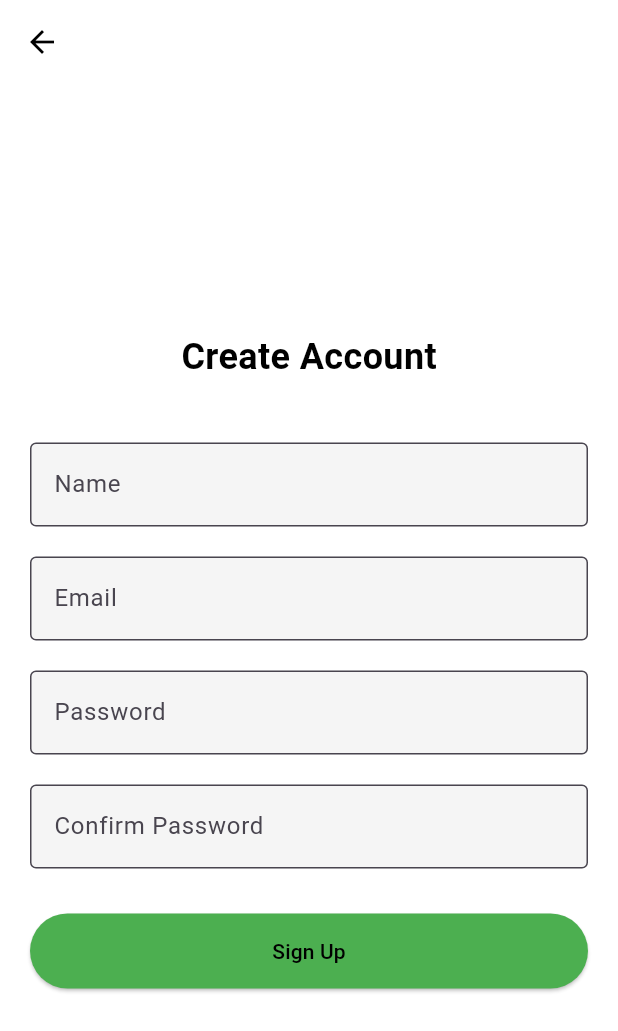
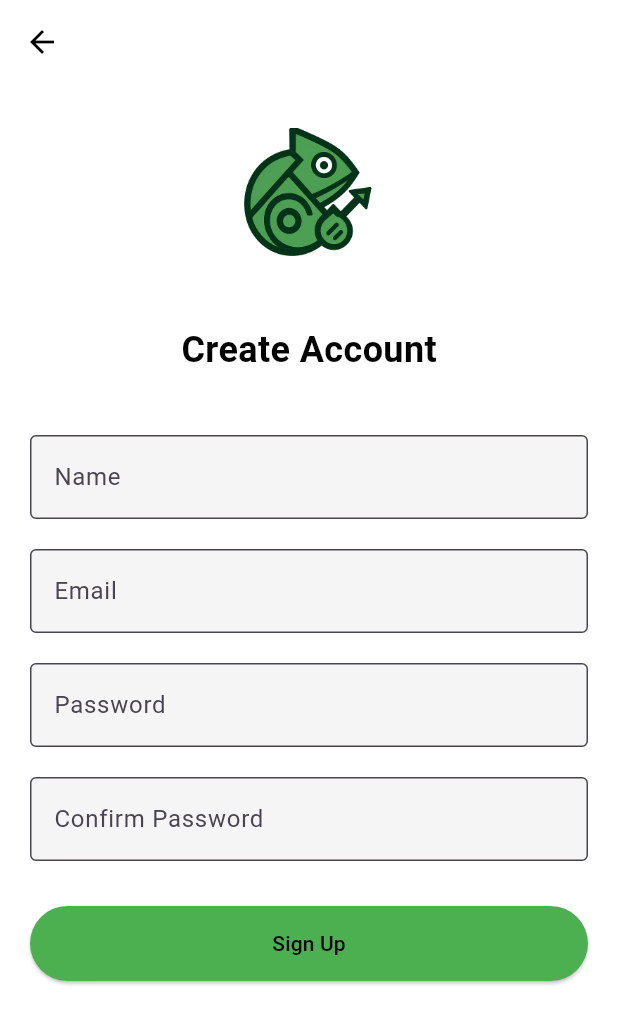
Before and after one commit to camaring/camalingov2, a Flutter app: the screen it shows after launch, after a tap on "Entrar", after a tap on "¿No tienes cuenta? Regístrate", on a phone screen of 412 x 824 dp. Shown: the top 1031 px of the screen. Run offline on Flutter 3.47's test engine with Material 3 defaults, Android fonts, the phone set to English and light mode, and no system bars; our stand-ins replace cloud_firestore, firebase_auth, firebase_core, fl_chart, flutter_masked_text2, flutter_secure_storage and 2 more; accounts and stored records are empty; network calls fail.

Commit message:
fusion J&C

```diff
--- /dev/null
+++ b/lib/constants/app_colors.dart
@@ -0,0 +1,8 @@
+import 'package:flutter/material.dart';
+
+class AppColors {
+  static const Color white = Color(0xFFFFFFFF);
+  static const Color black = Color(0xFF000000);
+  static const Color primaryGreen = Color(0xFF4CAF50);
+  static const Color backgroundGrey = Color(0xFFF5F5F5);
+}
--- /dev/null
+++ b/lib/constants/app_styles.dart
@@ -0,0 +1,20 @@
+import 'package:flutter/material.dart';
+
+class AppTextStyles {
+  static const TextStyle heading1 = TextStyle(
+    fontSize: 24,
+    fontWeight: FontWeight.bold,
+  );
+  static const TextStyle heading2 = TextStyle(
+    fontSize: 20,
+    fontWeight: FontWeight.bold,
+  );
+  static const TextStyle label = TextStyle(
+    fontSize: 16,
+    fontWeight: FontWeight.w500,
+  );
+  static const TextStyle body = TextStyle(
+    fontSize: 14,
+    fontWeight: FontWeight.normal,
+  );
+}
--- a/lib/helpers/database_helper.dart
+++ b/lib/helpers/database_helper.dart
@@ -17,11 +17,7 @@ class DatabaseHelper {
     final dbPath = await getDatabasesPath();
     final path = '$dbPath/$filePath';
 
-    return await openDatabase(
-      path,
-      version: 1,
-      onCreate: _createDB,
-    );
+    return await openDatabase(path, version: 1, onCreate: _createDB);
   }
 
   Future _createDB(Database db, int version) async {
--- a/lib/main.dart
+++ b/lib/main.dart
@@ -8,12 +8,12 @@ import 'constants.dart';
 import 'screens/splash/splash_screen.dart';
 import 'screens/auth/login_screen.dart';
 import 'screens/auth/signup_screen.dart';
+import 'package:intl/intl.dart';
+import 'package:intl/date_symbol_data_local.dart';
 
 Future<void> main() async {
   WidgetsFlutterBinding.ensureInitialized();
-  await Firebase.initializeApp(
-    options: DefaultFirebaseOptions.currentPlatform,
-  );
+  await Firebase.initializeApp(options: DefaultFirebaseOptions.currentPlatform);
 
   print('✅ Firebase initialized: ${Firebase.app().name}');
   print('   Project ID: ${Firebase.app().options.projectId}');
@@ -24,22 +24,27 @@ Future<void> main() async {
   print('   Messaging URL: ${Firebase.app().options.messagingSenderId}');
   // 2. Prueba de conexión a Firestore
   try {
-    final snapshot = await FirebaseFirestore.instance
+    final snapshot =
+        await FirebaseFirestore.instance
             .collection('connection_test')
             .doc('ping')
             .get();
     if (snapshot.exists) {
       print('✅ Firestore reachable, document data: ${snapshot.data()}');
     } else {
-      print('ℹ️ Firestore reachable, pero el doc “connection_test/ping” no existe.');
+      print(
+        'ℹ️ Firestore reachable, pero el doc “connection_test/ping” no existe.',
+      );
     }
   } catch (e) {
     print('❌ Error conectando a Firestore: $e');
   }
   final user = FirebaseAuth.instance.currentUser;
-print(user == null
+  print(
+    user == null
         ? 'No hay usuario logueado (pero Firebase está funcionando)'
-  : 'Usuario logueado: ${user.uid}');
+        : 'Usuario logueado: ${user.uid}',
+  );
   try {
     final cred = await FirebaseAuth.instance.signInAnonymously();
     print('✅ Anon user signed in: ${cred.user!.uid}');
@@ -47,16 +52,16 @@ try {
     print('❌ Error en Auth anon: $e');
   }
   try {
-  final cred = await FirebaseAuth.instance
-    .signInWithEmailAndPassword(
+    final cred = await FirebaseAuth.instance.signInWithEmailAndPassword(
       email: 'camiman13@hotmail.com',
-      password: 'camilo12'
+      password: 'camilo12',
     );
     print('✅ Signed in user: ${cred.user!.email}');
   } catch (e) {
     print('❌ Error en Auth email/pass: $e');
   }
 
+  await initializeDateFormatting('es_CO', null);
 
   runApp(const MyApp());
 }
--- a/lib/screens/auth/login_screen.dart
+++ b/lib/screens/auth/login_screen.dart
@@ -2,7 +2,6 @@ import 'package:flutter/material.dart';
 import 'package:firebase_auth/firebase_auth.dart';
 import '../../constants.dart';
 import '../../services/auth_service.dart';
-import '../../constants.dart';
 
 class LoginScreen extends StatefulWidget {
   const LoginScreen({Key? key}) : super(key: key);
@@ -28,24 +27,24 @@ class _LoginScreenState extends State<LoginScreen> {
   Future<void> _login() async {
     if (!_formKey.currentState!.validate()) return;
     setState(() => _loading = true);
+
     try {
+      // 1. Autenticación con Firebase
       await FirebaseAuth.instance.signInWithEmailAndPassword(
         email: _emailController.text.trim(),
         password: _passwordController.text.trim(),
       );
-      // Reload user to get the latest verification status
+
       await FirebaseAuth.instance.currentUser?.reload();
-      final user = FirebaseAuth.instance.currentUser;
+      final firebaseUser = FirebaseAuth.instance.currentUser;
 
-      // Check email verification
-      if (user != null && !user.emailVerified) {
-        // Sign out to prevent unverified access
+      if (firebaseUser != null && !firebaseUser.emailVerified) {
         await FirebaseAuth.instance.signOut();
         ScaffoldMessenger.of(context).showSnackBar(
           SnackBar(
             content: Text(
               'Debes verificar tu correo antes de iniciar sesión. '
-              'Revisa tu bandeja y confirma tu dirección de email.'
+              'Revisa tu bandeja y confirma tu dirección de email.',
             ),
           ),
         );
@@ -56,24 +55,20 @@ class _LoginScreenState extends State<LoginScreen> {
         return;
       }
 
-//intneto login local
-
-// 2) Bloque específico para tu login local
-    try {
+      // 2. Guardar datos localmente con AuthService
       final authService = AuthService();
       await authService.login(
-        _emailController.text.trim(),
+        firebaseUser?.email ?? '',
         _passwordController.text.trim(),
       );
-    } catch (e) {
-      // Manejo puntual de error en login local
-      ScaffoldMessenger.of(context).showSnackBar(
-        SnackBar(content: Text('Error en login local: $e')),
+      await authService.updateUserProfile(
+        name:
+            firebaseUser?.displayName ??
+            (firebaseUser?.email?.split('@')[0] ?? 'Usuario'),
+        email: firebaseUser?.email ?? '',
       );
-    return; // cortamos la ejecución si falla aquí
-  }
 
-// fin intento login local
+      // 3. Navegación
       Navigator.pushReplacementNamed(context, '/home');
     } on FirebaseAuthException catch (e) {
       ScaffoldMessenger.of(context).showSnackBar(
@@ -88,7 +83,6 @@ class _LoginScreenState extends State<LoginScreen> {
     final email = _emailController.text.trim();
     final password = _passwordController.text.trim();
     try {
-      // Re-authenticate the user to send verification
       final credential = await FirebaseAuth.instance.signInWithEmailAndPassword(
         email: email,
         password: password,
@@ -97,12 +91,14 @@ class _LoginScreenState extends State<LoginScreen> {
       if (user != null && !user.emailVerified) {
         await user.sendEmailVerification();
         ScaffoldMessenger.of(context).showSnackBar(
-          SnackBar(content: Text('Correo de verificación reenviado. Por favor revisa tu bandeja de entrada.')),
+          SnackBar(
+            content: Text(
+              'Correo de verificación reenviado. Revisa tu bandeja de entrada.',
+            ),
+          ),
         );
       }
-      // Sign out again to preserve login flow
       await FirebaseAuth.instance.signOut();
-      // Oculta el botón tras el reenvío
       setState(() => _showVerificationButton = false);
     } catch (e) {
       ScaffoldMessenger.of(context).showSnackBar(
@@ -122,25 +118,41 @@ class _LoginScreenState extends State<LoginScreen> {
             key: _formKey,
             child: Column(
               children: [
-                Text('Iniciar Sesión', style: Theme.of(context).textTheme.headlineMedium),
+                // LOGO
+                Image.asset('assets/Logo.png', height: 120),
+                const SizedBox(height: 20),
+                Text(
+                  'Iniciar Sesión',
+                  style: Theme.of(context).textTheme.headlineMedium,
+                ),
                 const SizedBox(height: 20),
                 TextFormField(
                   controller: _emailController,
                   decoration: const InputDecoration(labelText: 'Email'),
-                  validator: (val) =>
-                      val != null && val.contains('@') && val.contains('.') ? null : 'Ingrese un email válido',
+                  validator:
+                      (val) =>
+                          val != null && val.contains('@') && val.contains('.')
+                              ? null
+                              : 'Ingrese un email válido',
                 ),
                 const SizedBox(height: 10),
                 TextFormField(
                   controller: _passwordController,
                   decoration: const InputDecoration(labelText: 'Contraseña'),
                   obscureText: true,
-                  validator: (val) => val != null && val.length >= 6 ? null : 'La contraseña debe tener al menos 6 caracteres',
+                  validator:
+                      (val) =>
+                          val != null && val.length >= 6
+                              ? null
+                              : 'La contraseña debe tener al menos 6 caracteres',
                 ),
                 const SizedBox(height: 20),
                 _loading
                     ? const CircularProgressIndicator()
-                    : ElevatedButton(onPressed: _login, child: const Text('Entrar')),
+                    : ElevatedButton(
+                      onPressed: _login,
+                      child: const Text('Entrar'),
+                    ),
                 TextButton(
                   onPressed: () => Navigator.pushNamed(context, '/signup'),
                   child: const Text('¿No tienes cuenta? Regístrate'),
@@ -149,7 +161,6 @@ class _LoginScreenState extends State<LoginScreen> {
                   TextButton(
                     onPressed: _resendVerificationEmail,
                     child: const Text('Reenviar correo de verificación'),
-
                   ),
               ],
             ),
--- a/lib/screens/auth/signup_screen.dart
+++ b/lib/screens/auth/signup_screen.dart
@@ -28,21 +28,22 @@ class SignupScreenState extends State<SignupScreen> {
         leading: IconButton(
           icon: Icon(Icons.arrow_back, color: AppColors.black),
           onPressed: () {
-            if (!mounted) {
-              return; // Verificación de mounted antes de usar context
-            }
+            if (!mounted) return;
             Navigator.pop(context);
           },
         ),
       ),
       body: SafeArea(
-        child: Padding(
+        child: SingleChildScrollView(
           padding: const EdgeInsets.all(20.0),
           child: Form(
             key: _formKey,
             child: Column(
               mainAxisAlignment: MainAxisAlignment.center,
               children: [
+                // LOGO
+                Image.asset('assets/Logo.png', height: 120),
+                const SizedBox(height: 20),
                 Text('Create Account', style: AppTextStyles.heading1),
                 const SizedBox(height: 40),
                 TextFormField(
@@ -114,9 +115,7 @@ class SignupScreenState extends State<SignupScreen> {
                 ElevatedButton(
                   onPressed: () async {
                     if (_formKey.currentState!.validate()) {
-
-                      //local sign up begin
-
+                      // Local sign up
                       final authService = AuthService();
                       await authService.signup(
                         email: _emailController.text,
@@ -124,49 +123,47 @@ class SignupScreenState extends State<SignupScreen> {
                         name: _nameController.text,
                       );
 
-                        if (!mounted) {
-                          return; // Verificación de mounted antes de usar context
-                       }
-
-                      //local sign up end
+                      if (!mounted) return;
 
                       try {
-                        final cred = await FirebaseAuth.instance.createUserWithEmailAndPassword(
+                        final cred = await FirebaseAuth.instance
+                            .createUserWithEmailAndPassword(
                               email: _emailController.text.trim(),
                               password: _passwordController.text.trim(),
                             );
-                        await cred.user?.updateDisplayName(_nameController.text.trim());
-
-                        // Send email verification
+                        await cred.user?.updateDisplayName(
+                          _nameController.text.trim(),
+                        );
                         await cred.user?.sendEmailVerification();
 
-                        // Inform user that a verification email has been sent
                         ScaffoldMessenger.of(context).showSnackBar(
                           SnackBar(
                             content: Text(
                               'Correo de verificación enviado a ${_emailController.text.trim()}. '
-                              'Por favor revisa tu bandeja de entrada.'
+                              'Por favor revisa tu bandeja de entrada.',
                             ),
                           ),
                         );
 
-                        // Optionally sign the user out to force verification before login
                         await FirebaseAuth.instance.signOut();
 
                         if (!mounted) return;
 
-                        // Redirect back to login screen so user can sign in after verification
                         Navigator.pushReplacementNamed(context, '/login');
                       } on FirebaseAuthException catch (e) {
                         ScaffoldMessenger.of(context).showSnackBar(
-                          SnackBar(content: Text(e.message ?? 'Error al registrar usuario')),
+                          SnackBar(
+                            content: Text(
+                              e.message ?? 'Error al registrar usuario',
+                            ),
+                          ),
                         );
                       }
                     }
                   },
                   style: ElevatedButton.styleFrom(
                     backgroundColor: AppColors.primaryGreen,
-                    minimumSize: Size(double.infinity, 50),
+                    minimumSize: const Size(double.infinity, 50),
                   ),
                   child: Text(
                     'Sign Up',
--- a/lib/services/streak_service.dart
+++ b/lib/services/streak_service.dart
@@ -1,4 +1,3 @@
-// lib/services/streak_service.dart
 import 'package:shared_preferences/shared_preferences.dart';
 import 'package:intl/intl.dart';
 
```
Also changed, not shown: lib/models/category.dart (+27 -10 lines), lib/models/expense.dart (+4 -4 lines), lib/screens/home/expense_list.dart (+52 -40 lines), lib/screens/home/home_screen.dart (+70 -20 lines), lib/screens/stats/stats_screen.dart (+80 -6 lines), lib/services/database_helper.dart (+12 -4 lines), lib/services/expense_service.dart (+86 -51 lines). Lines whose indentation alone changed are shown as unchanged.
